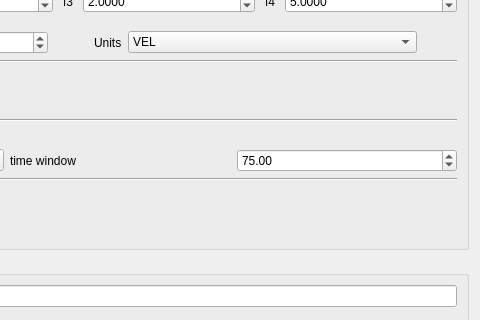
Qt form isp/resources/designer_uis/SettingsDialogNoise.ui (ProjectISP/ISP) before a commit; both pictures show x 368 to 848 and y 156 to 476 of the 848 by 773 pixel window.
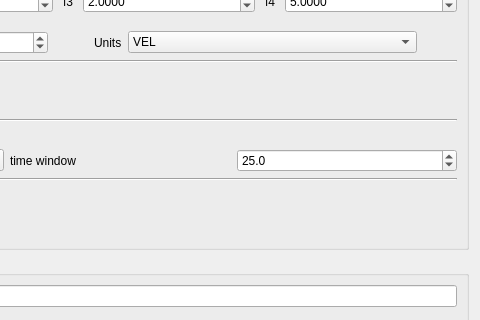
The same form after that commit.

Diff of the .ui file:
```diff
--- a/isp/resources/designer_uis/SettingsDialogNoise.ui
+++ b/isp/resources/designer_uis/SettingsDialogNoise.ui
@@ -549,11 +549,14 @@
         </item>
         <item row="1" column="4">
          <widget class="QDoubleSpinBox" name="timewindow">
+          <property name="decimals">
+           <number>1</number>
+          </property>
           <property name="singleStep">
            <double>1.000000000000000</double>
           </property>
           <property name="value">
-           <double>75.000000000000000</double>
+           <double>25.000000000000000</double>
           </property>
          </widget>
         </item>
```
Left out of the diff: 5 changed lines with no effect on the pictures.
